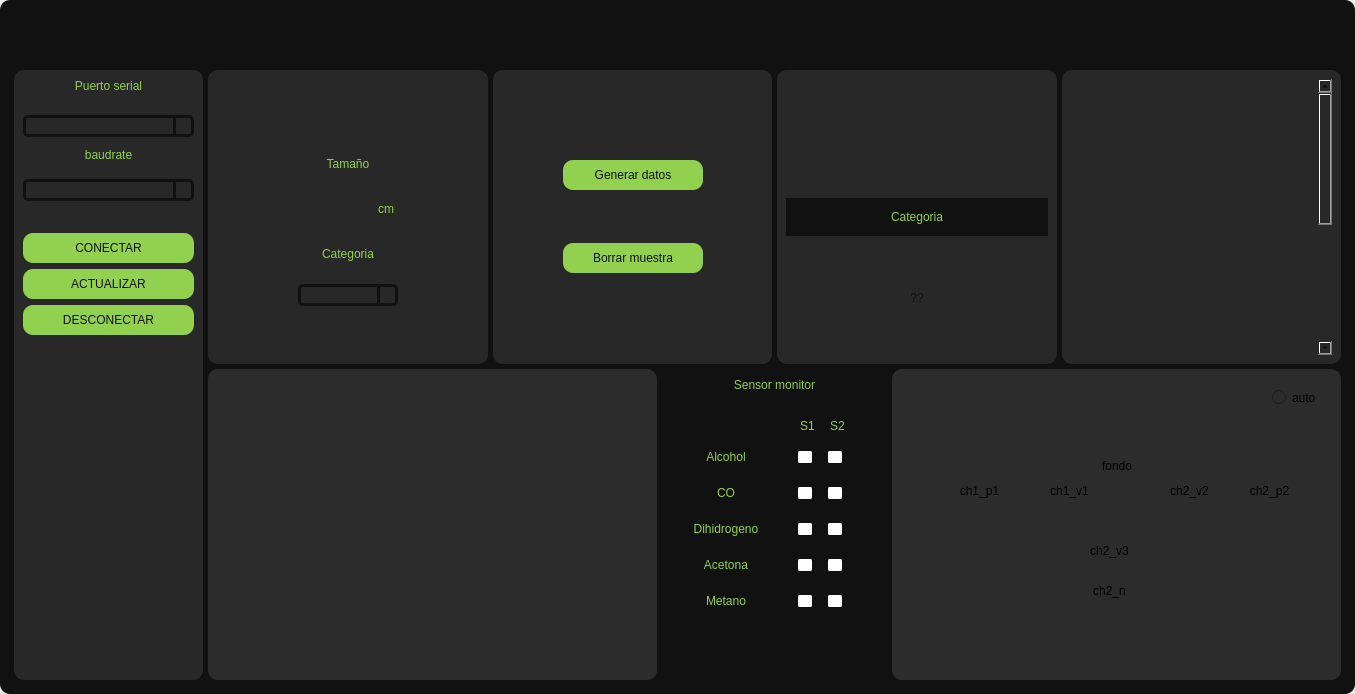
The window that Design.ui (victor456472/HMI-Enose) describes before a commit, drawn with Qt 5.
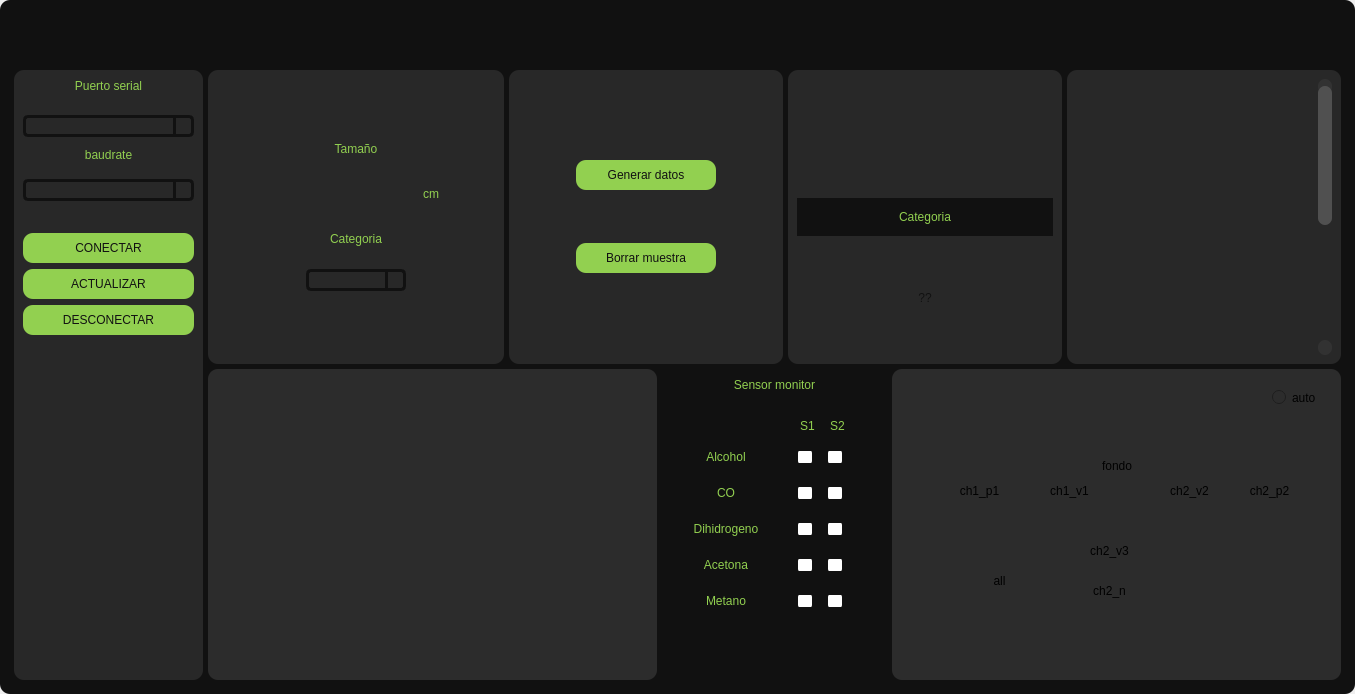
The same window after the commit. Icons and pictures are not drawn.

```diff
--- a/Design.ui
+++ b/Design.ui
@@ -13,6 +13,66 @@
   <property name="windowTitle">
    <string>MainWindow</string>
   </property>
+  <property name="styleSheet">
+   <string notr="true"> QScrollBar:vertical{
+	border:none;
+	background-color: rgb(80,80,80);
+	width: 14px;
+	margin: 7px 0 7px 0;
+	border-radius: 0px;
+}
+QScrollBar::handle:vertical{
+	background-color:rgb(80,80,80);
+	min-height:30px;
+	border-radius:7px;
+}
+QScrollBar::handle:vertical:hover{
+	background-color: rgb(146,208,80);
+}
+QScrollBar::handle:vertical:pressed{
+	background-color: rgb(53, 148, 39);
+}
+QScrollBar::sub-line:vertical{
+	border:none;
+	background-color: rgb(50,50,50);
+	height: 15px;
+	border-top-left-radius: 7px;
+	border-bottom-left-radius: 7px;
+	border-top-right-radius: 7px;
+	border-bottom-right-radius: 7px;
+	subcontrol-position:top;
+	subcontrol-origin:margin;
+}
+QScrollBar::sub-line:vertical:hover{
+	background-color: rgb(146,208,80);
+}
+QScrollBar::sub-line:vertical:pressed{
+	background-color: rgb(53, 148, 39);
+}
+QScrollBar::add-line:vertical{
+	border:none;
+	background-color: rgb(50,50,50);
+	height: 15px;
+	border-top-left-radius: 7px;
+	border-bottom-left-radius: 7px;
+	border-top-right-radius: 7px;
+	border-bottom-right-radius: 7px;
+	subcontrol-position:bottom;
+	subcontrol-origin:margin;
+}
+QScrollBar::add-line:vertical:hover{
+	background-color: rgb(164, 252, 97);
+}
+QScrollBar::add-line:vertical:pressed{
+	background-color: rgb(53, 148, 39);
+}
+QScrollBar::up-arrow:vertical, QScrollBar::down-arrow:vertical{
+	background:none;
+}
+QScrollBar::add-page:vertical, QScrollBar::sub-page:vertical{
+	background:none;
+}</string>
+  </property>
   <widget class="QWidget" name="centralwidget">
    <layout class="QVBoxLayout" name="verticalLayout">
     <property name="spacing">
@@ -606,7 +666,7 @@
                        <widget class="QLineEdit" name="lineEdit_tamano">
                         <property name="minimumSize">
                          <size>
-                          <width>50</width>
+                          <width>144</width>
                           <height>30</height>
                          </size>
                         </property>
@@ -733,7 +793,7 @@
                        <widget class="QComboBox" name="comboBox_categoria">
                         <property name="minimumSize">
                          <size>
-                          <width>100</width>
+                          <width>96</width>
                           <height>0</height>
                          </size>
                         </property>
@@ -796,7 +856,7 @@
                       <enum>Qt::Vertical</enum>
                      </property>
                      <property name="sizeType">
-                      <enum>QSizePolicy::Minimum</enum>
+                      <enum>QSizePolicy::MinimumExpanding</enum>
                      </property>
                      <property name="sizeHint" stdset="0">
                       <size>
@@ -1231,16 +1291,12 @@
                    <item>
                     <widget class="QScrollArea" name="scrollArea">
                      <property name="styleSheet">
-                      <string notr="true"> QScrollBar:vertical{
+                      <string notr="true">QScrollBar::vertical{
 	border:none;
-	background-color: rgb(80,80,122);
-	width: 14px;
-	margin: 15px 0 15px 0;
-	border-radius: 0px;
+	background:rgb(50, 50, 50);
 }
-
 QScrollBar::handle:vertical{
-	background-color:rgb(80,80,122);
+	background-color:rgb(70,70,70);
 	min-height:30px;
 	border-radius:7px;
 }
@@ -1248,14 +1304,12 @@
 	background-color: rgb(164, 252, 97);
 }
 QScrollBar::handle:vertical:pressed{
-	background-color: rgb(53, 148, 39);
-}
-QScrollBar::sub-line:vertical{
-	border:none;
-	background-color: rgb(80,80,122);
-	height: 15px;
+	background-color: rgb(76, 143, 47);
 }</string>
                      </property>
+                     <property name="frameShape">
+                      <enum>QFrame::NoFrame</enum>
+                     </property>
                      <property name="widgetResizable">
                       <bool>true</bool>
                      </property>
@@ -1264,7 +1318,7 @@
                        <rect>
                         <x>0</x>
                         <y>0</y>
-                        <width>245</width>
+                        <width>235</width>
                         <height>518</height>
                        </rect>
                       </property>
@@ -2288,6 +2342,19 @@
                     <string>fondo</string>
                    </property>
                   </widget>
+                  <widget class="QPushButton" name="button_ch2_v2_2">
+                   <property name="geometry">
+                    <rect>
+                     <x>70</x>
+                     <y>200</y>
+                     <width>75</width>
+                     <height>23</height>
+                    </rect>
+                   </property>
+                   <property name="text">
+                    <string>all</string>
+                   </property>
+                  </widget>
                  </widget>
                 </item>
                </layout>
```
Left out of the diff: 2 changed lines with no effect on the pictures.
